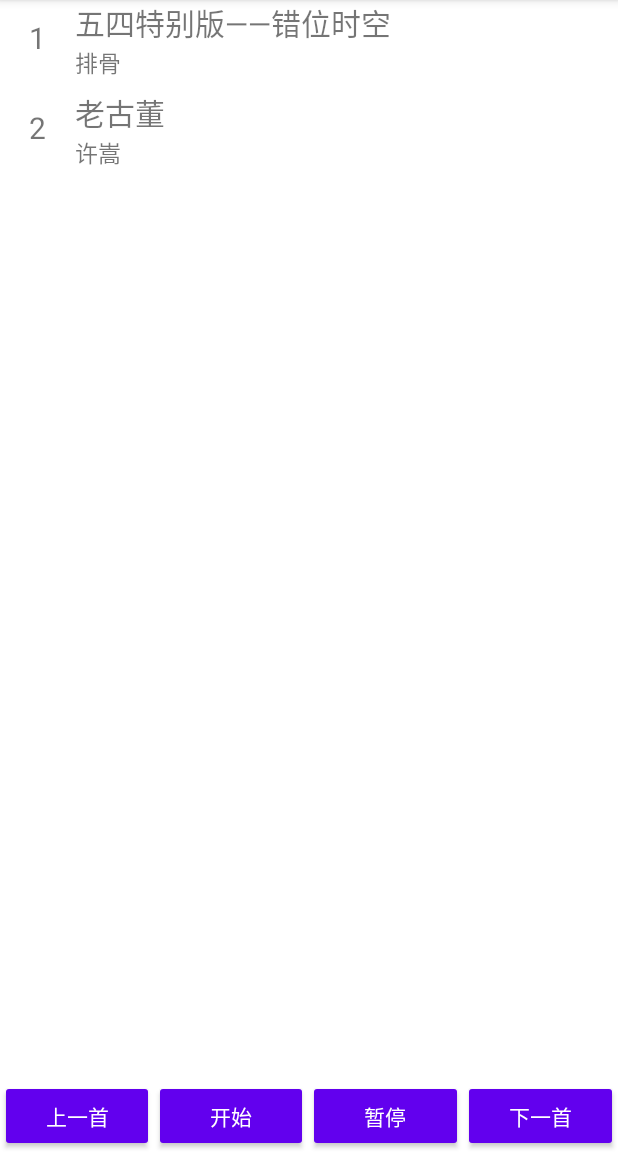
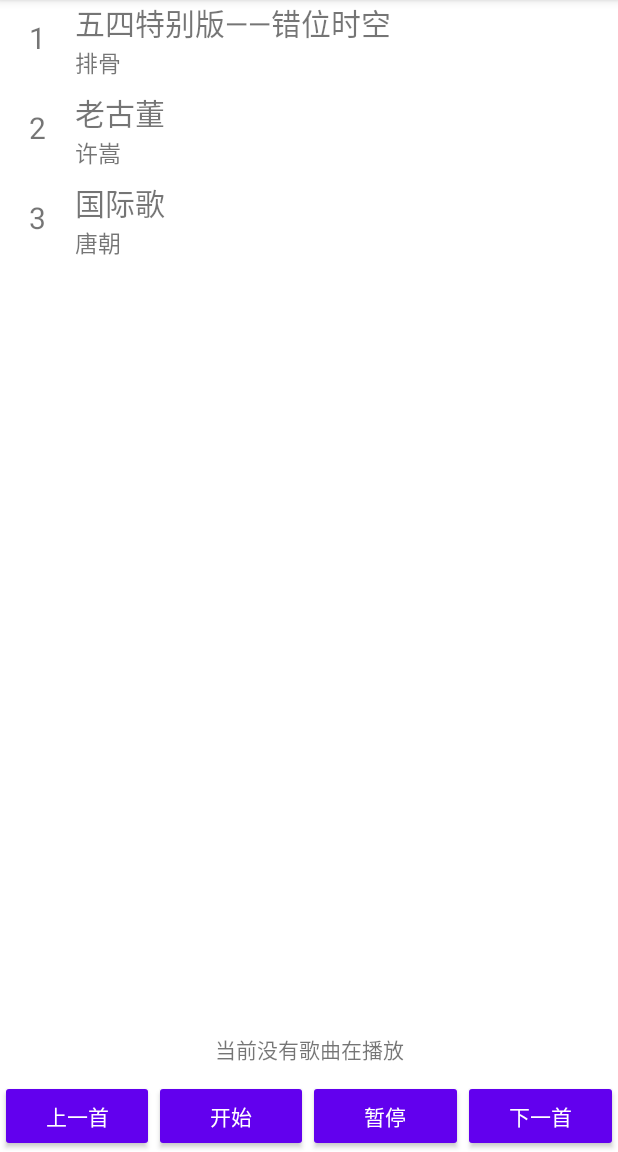
Before and after one commit to WayneSun729/MusicPlayer, an Android app: the screen it shows after launch (MainActivity), on a phone screen of 412 x 824 dp, the part 84-1236 px from its top. Run offline under Robolectric (Android 15) with nearby library versions, the phone set to English and light mode, and no system bars.

Commit message:
现在可以显示当前播放的歌曲了

```diff
--- a/app/src/main/java/com/wayne/musicplayer/MainActivity.java
+++ b/app/src/main/java/com/wayne/musicplayer/MainActivity.java
@@ -6,6 +6,7 @@ import android.content.Intent;
 import android.content.IntentFilter;
 import android.os.Bundle;
 import android.util.Log;
+import android.widget.TextView;
 
 import androidx.appcompat.app.AppCompatActivity;
 import androidx.lifecycle.ViewModelProviders;
@@ -22,30 +23,43 @@ public class MainActivity extends AppCompatActivity {
     MainActivityViewModel mainActivityViewModel;
 
     ControlMusicStartReceiver controlMusicStartReceiver;
+    ShowMusicStartReceiver showMusicStartReceiver;
+    TextView tv_nowSong;
 
     @Override
     protected void onCreate(Bundle savedInstanceState) {
         super.onCreate(savedInstanceState);
         setContentView(R.layout.activity_main);
+
+        tv_nowSong = findViewById(R.id.tv_nowSong);
+        tv_nowSong.setSelected(true);
         controlCenter = findViewById(R.id.controlCenter);
+
         mainActivityViewModel = ViewModelProviders.of(this).get(MainActivityViewModel.class);
+
+        //初始化recyclerview并展示
+        initSongs();
+        RecyclerView rclvSongs = findViewById(R.id.rclv_songs);
         LinearLayoutManager layoutManager = new LinearLayoutManager(this);
-
-        initSongs();
-
-        RecyclerView rclvSongs = findViewById(R.id.rclv_songs);
         rclvSongs.setLayoutManager(layoutManager);
         SongFileAdapter songFileAdapter = new SongFileAdapter();
         rclvSongs.setAdapter(songFileAdapter);
-        IntentFilter intentFilter = new IntentFilter();
-        intentFilter.addAction("SongSelected");
+        //注册监听点击引起音乐播放的广播
+        IntentFilter intentFilterSelect = new IntentFilter();
+        intentFilterSelect.addAction("SongSelected");
         controlMusicStartReceiver = new ControlMusicStartReceiver();
-        registerReceiver(controlMusicStartReceiver, intentFilter);
+        registerReceiver(controlMusicStartReceiver, intentFilterSelect);
+        //注册播放音乐后显示歌曲信息的广播
+        IntentFilter intentFilterStart = new IntentFilter();
+        intentFilterStart.addAction("SongStart");
+        showMusicStartReceiver = new ShowMusicStartReceiver();
+        registerReceiver(showMusicStartReceiver, intentFilterStart);
     }
 
     private void initSongs() {
         MainActivityViewModel.addMusicFile(new SongFile("五四特别版——错位时空","排骨",R.raw.example));
         MainActivityViewModel.addMusicFile(new SongFile("老古董","许嵩",R.raw.example2));
+        MainActivityViewModel.addMusicFile(new SongFile("国际歌","唐朝",R.raw.example3));
     }
 
     @Override
@@ -71,4 +85,23 @@ public class MainActivity extends AppCompatActivity {
         }
     }
 
+    class ShowMusicStartReceiver extends BroadcastReceiver {
+
+        @Override
+        public void onReceive(Context context, Intent intent) {
+            int id = intent.getIntExtra("id", -1);
+            SongFile nowSong = MainActivityViewModel.getSongList().get(id);
+            StringBuilder sb = new StringBuilder();
+            for (int i = 0; i < 200; i++) {
+                if (i == 50 || i == 150) {
+                    sb.append(nowSong.getSongName()).append("--").append(nowSong.getSingerName());
+                }else {
+                    sb.append(" ");
+                }
+            }
+            String strNowSong = sb.toString();
+            tv_nowSong.setText(strNowSong);
+        }
+    }
+
 }
--- a/app/src/main/java/com/wayne/musicplayer/SongFile.java
+++ b/app/src/main/java/com/wayne/musicplayer/SongFile.java
@@ -4,10 +4,10 @@ package com.wayne.musicplayer;
  * @author Wayne
  */
 public class SongFile {
-    String musicName;
-    String singerName;
-    int id;
-    int rid;
+    private String musicName;
+    private String singerName;
+    private int id;
+    private int rid;
 
     public SongFile(String musicName, String singerName, int rid) {
         this.musicName = musicName;
--- a/app/src/main/res/layout/activity_main.xml
+++ b/app/src/main/res/layout/activity_main.xml
@@ -12,6 +12,22 @@
         />
 
 
+    <TextView
+        android:id="@+id/tv_nowSong"
+        android:layout_above="@+id/controlCenter"
+        android:layout_width="match_parent"
+        android:layout_height="wrap_content"
+        android:ellipsize="marquee"
+        android:focusable="true"
+        android:focusableInTouchMode="true"
+        android:marqueeRepeatLimit="marquee_forever"
+        android:padding="10dp"
+        android:singleLine="true"
+        android:text="当前没有歌曲在播放"
+        android:gravity="center"
+        />
+
+
     <com.wayne.musicplayer.ControlCenter
         android:id="@+id/controlCenter"
         android:layout_alignParentBottom="true"
```
Also changed, not shown: app/src/main/java/com/wayne/musicplayer/BroadCastSender.java (added, +46 -0 lines), app/src/main/java/com/wayne/musicplayer/MyMediaPlayer.java (+15 -0 lines), app/src/main/java/com/wayne/musicplayer/SongFileAdapter.java (+3 -6 lines), 1 other file.
